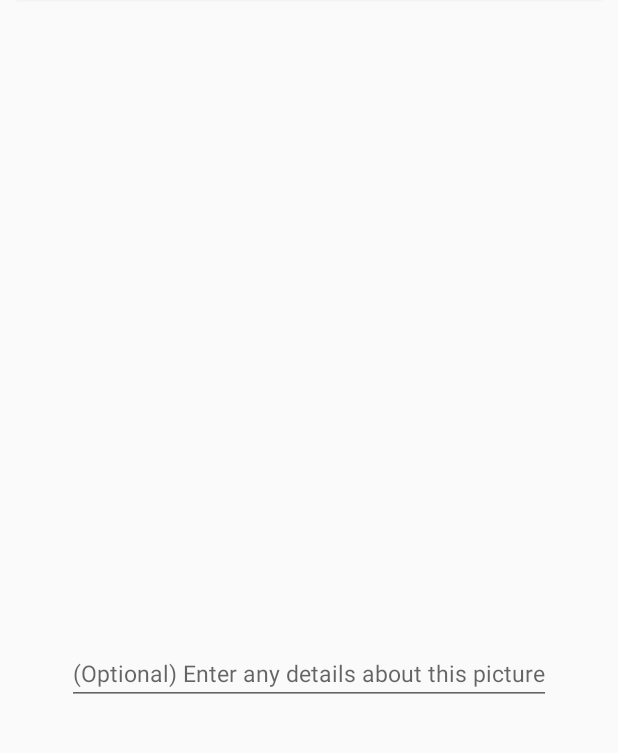
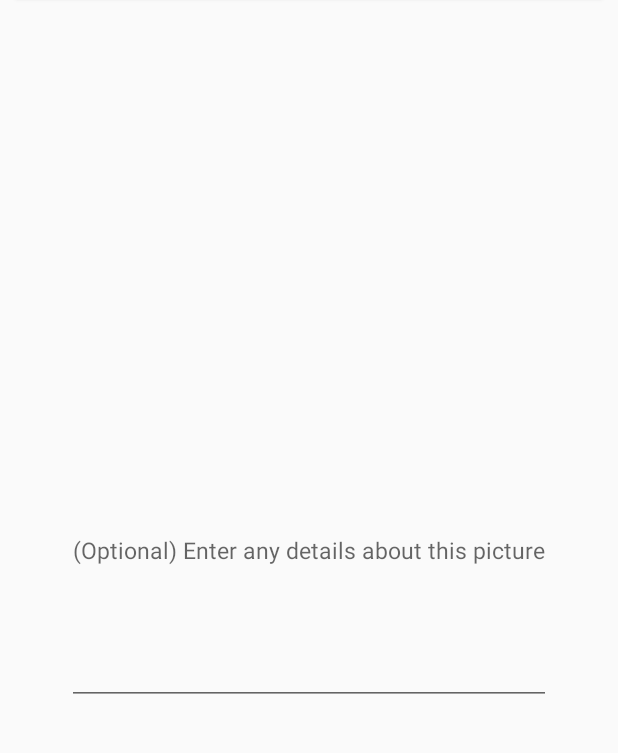
Before and after one commit to umdcs/duluthBikes, an Android app: the fragment ReportFragment placed in its activity, after a tap on "TAKE A PICTURE", on a phone screen of 412 x 824 dp, the part 377-1130 px from its top. Run offline under Robolectric (Android 15) with nearby library versions, the phone set to English and light mode, and no system bars; 2 statements that could not run were skipped.

Commit message:
Lowered compression size. Fixed layout of report app.

```diff
--- a/android/app/src/main/java/com/example/sam/duluthbikes/ReportFragment.java
+++ b/android/app/src/main/java/com/example/sam/duluthbikes/ReportFragment.java
@@ -97,8 +97,10 @@ public class ReportFragment extends Fragment {
             @Override
             public void onClick(View view) {
                 takePictureButton.setVisibility(View.INVISIBLE);
-                if (ContextCompat.checkSelfPermission(getContext(),
-                        Manifest.permission.CAMERA) == PackageManager.PERMISSION_GRANTED) {
+                if ((ContextCompat.checkSelfPermission(getContext(),
+                        Manifest.permission.CAMERA) == PackageManager.PERMISSION_GRANTED)&&
+                        (ContextCompat.checkSelfPermission(getContext(),
+                        Manifest.permission.WRITE_EXTERNAL_STORAGE) == PackageManager.PERMISSION_GRANTED)) {
                     LocationManager lm = (LocationManager)getContext().getSystemService(getContext().LOCATION_SERVICE);
                     Criteria criteria = new Criteria();
                     criteria.setAccuracy(Criteria.ACCURACY_FINE);
@@ -112,10 +114,11 @@ public class ReportFragment extends Fragment {
                     //Location loc = mPresenter.getLocationForCamera(); //WILL BE FIXING -sam
                     startCamera();
                 } else {
-                    CharSequence text = "You need to grant camera permissions";
+                    CharSequence text = "You need to grant camera and storage permissions";
                     Toast toast = Toast.makeText(getContext(), text, Toast.LENGTH_SHORT);
                     toast.show();
                     requestCameraPermission();
+                    takePictureButton.setVisibility(View.VISIBLE);
                 }
             }
         });
@@ -190,6 +193,12 @@ public class ReportFragment extends Fragment {
                     new String[]{Manifest.permission.CAMERA},
                     MY_PERMISSIONS_REQUEST_CAMERA);
         }
+        if (ContextCompat.checkSelfPermission(this.getContext(),
+                Manifest.permission.WRITE_EXTERNAL_STORAGE) != PackageManager.PERMISSION_GRANTED) {
+            ActivityCompat.requestPermissions(this.getActivity(),
+                    new String[]{Manifest.permission.WRITE_EXTERNAL_STORAGE},
+                    MY_PERMISSIONS_WRITE_EXTERNAL_STORAGE);
+        }
     }
 
     public void compressImage() throws FileNotFoundException {
@@ -197,7 +206,7 @@ public class ReportFragment extends Fragment {
         bm = BitmapFactory.decodeFile(path);
 
         ByteArrayOutputStream baos = new ByteArrayOutputStream();
-        bm.compress(Bitmap.CompressFormat.JPEG,50,baos);
+        bm.compress(Bitmap.CompressFormat.JPEG,35,baos);
         byte[] b = baos.toByteArray();
         encodedImage = Base64.encodeToString(b, Base64.DEFAULT);
     }
--- a/android/app/src/main/res/layout/activity_report.xml
+++ b/android/app/src/main/res/layout/activity_report.xml
@@ -13,16 +13,16 @@
         android:id="@+id/image"
         android:layout_width="300dp"
         android:layout_height="300dp"
-        android:layout_alignParentTop="true"
-        android:layout_centerHorizontal="true"
-        android:layout_marginTop="39dp"
         android:contentDescription="@string/image"
-        android:visibility="visible"/>
+        android:visibility="visible"
+        android:layout_below="@+id/locTV"
+        android:layout_centerHorizontal="true" />
 
     <EditText
         android:id="@+id/imageDescription"
         android:layout_width="wrap_content"
         android:layout_height="wrap_content"
+        android:layout_below="@+id/image"
         android:layout_above="@+id/camera"
         android:layout_centerHorizontal="true"
         android:layout_marginBottom="11dp"
```
